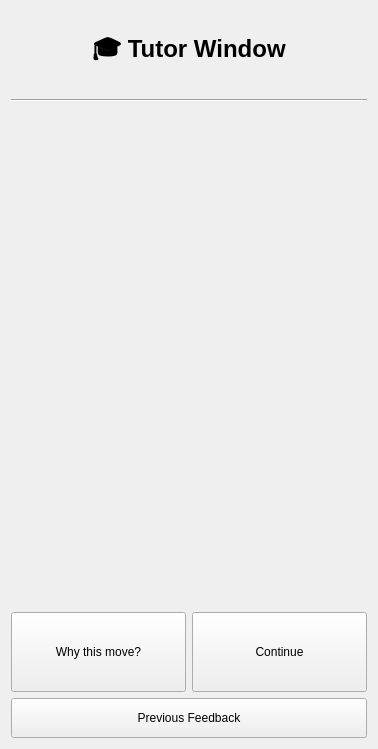
This is view/ui/tutor_menu.ui in AlexShem247/a-catan-tutor as Qt 5 draws it before an edit. The edited form follows.
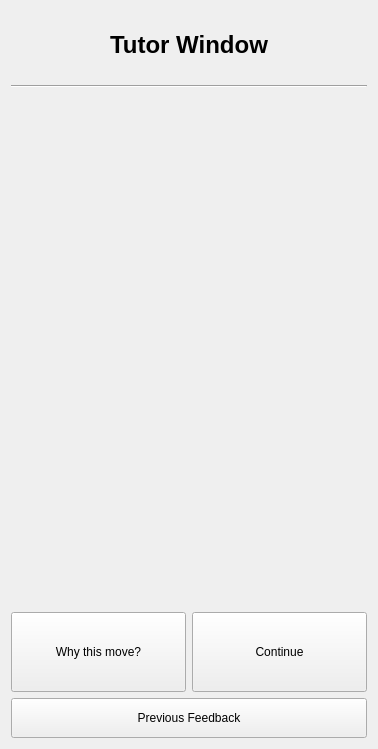
This is the edited form.

The edit to the form file:
```diff
--- a/view/ui/tutor_menu.ui
+++ b/view/ui/tutor_menu.ui
@@ -52,7 +52,7 @@
         <string notr="true">font-weight: bold;</string>
        </property>
        <property name="text">
-        <string>🎓 Tutor Window</string>
+        <string>Tutor Window</string>
        </property>
        <property name="alignment">
         <set>Qt::AlignCenter</set>
```
